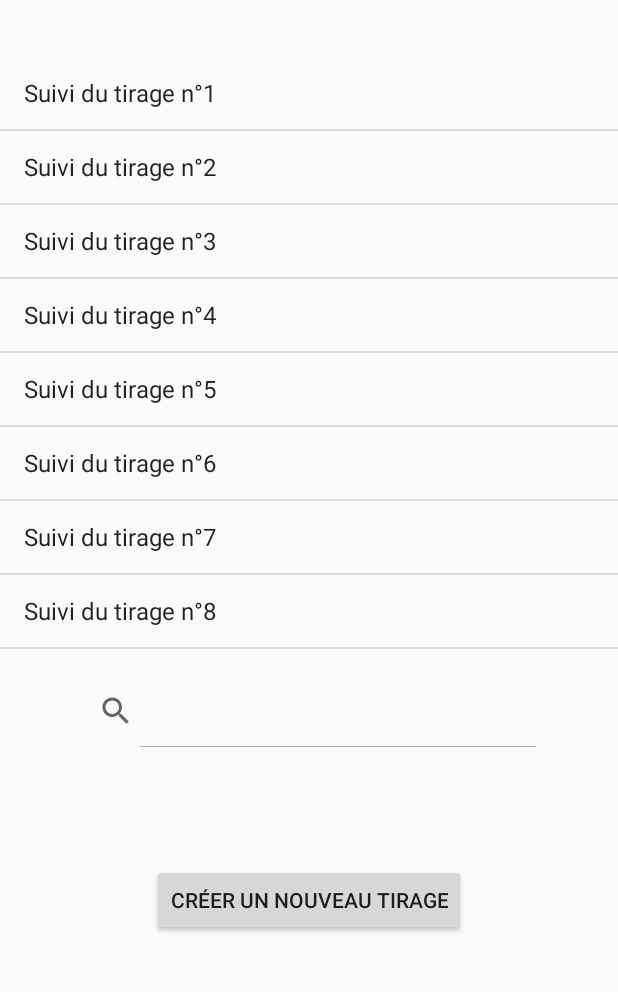
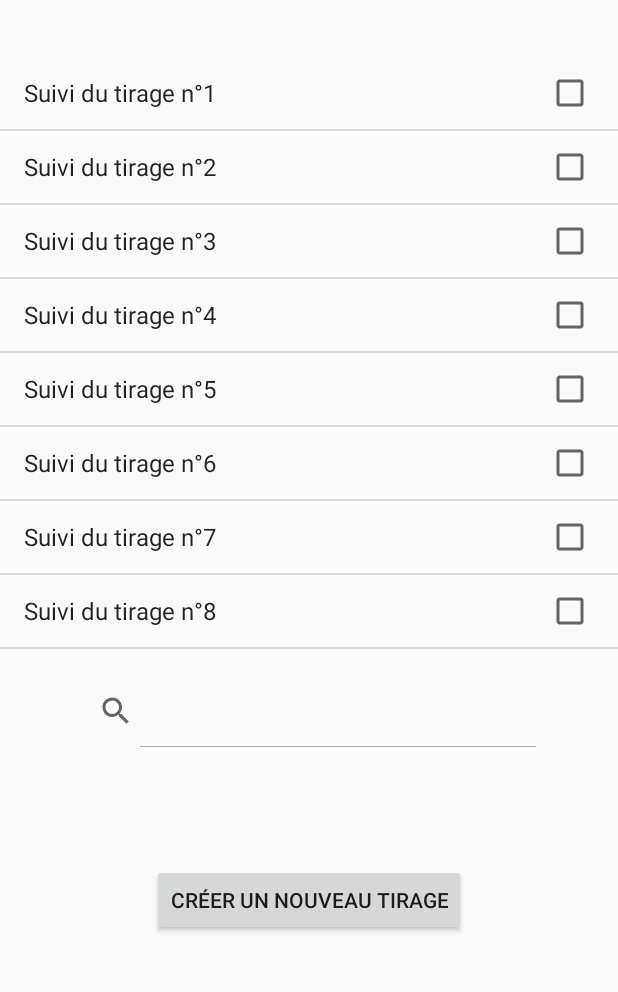
Before and after one commit to alexandreBoy/LotoQuinote, an Android app: the screen it shows after launch (MainActivity), on a phone screen of 412 x 824 dp, the part 184-1176 px from its top. Run offline under Robolectric (Android 15) with nearby library versions, the phone set to English and light mode, and no system bars; Roboto replaces fonts that are not available here.

Commit message:
Ajout des CheckBox

```diff
--- a/app/src/main/java/com/alexandre/boyer/lotoquinote/MainActivity.java
+++ b/app/src/main/java/com/alexandre/boyer/lotoquinote/MainActivity.java
@@ -3,6 +3,7 @@ package com.alexandre.boyer.lotoquinote;
 import androidx.appcompat.app.AppCompatActivity;
 
 import android.os.Bundle;
+import android.widget.AbsListView;
 import android.widget.ArrayAdapter;
 import android.widget.ListView;
 
@@ -28,9 +29,10 @@ public class MainActivity extends AppCompatActivity
         mListView.setClickable(true);
 
         final ArrayAdapter<String> adapter = new ArrayAdapter<String>(MainActivity.this,
-                android.R.layout.simple_list_item_1, tirages);
+                android.R.layout.simple_list_item_multiple_choice, tirages);
 
         mListView.setAdapter(adapter);
+        mListView.setChoiceMode(AbsListView.CHOICE_MODE_SINGLE);
 
 
     }
```
